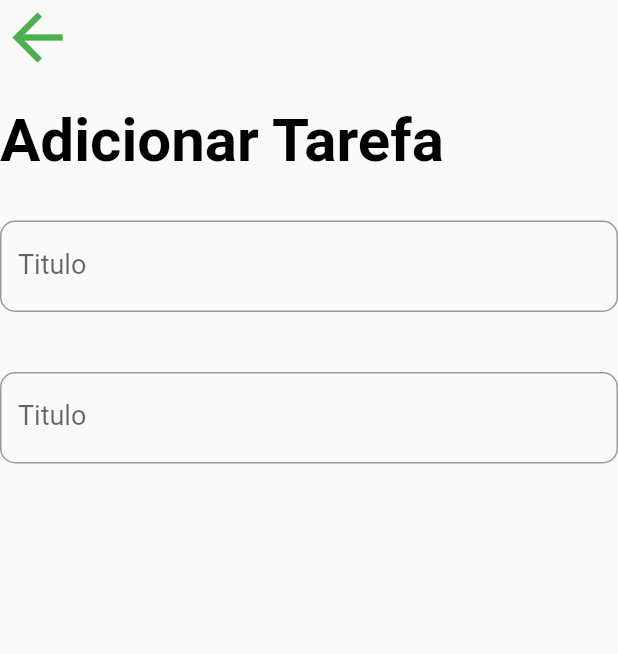
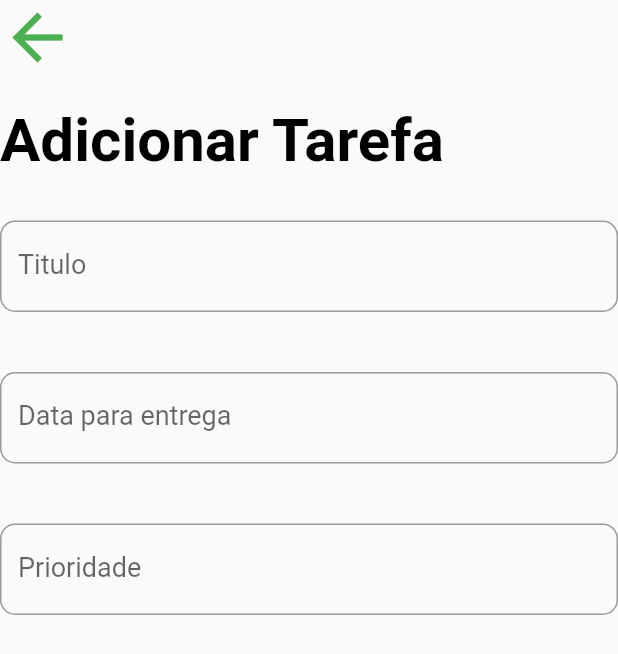
Before and after one commit to leoteixeiraa/TarefasAPP, a Flutter app: the AddTaskScreen screen opened directly, on a phone screen of 412 x 824 dp. Shown: the top 654 px of the screen. Run offline on Flutter 3.47's test engine with Material 2 defaults, Android fonts, the phone set to English and light mode, and no system bars.

Commit message:
Input de data formato BR(pacote intl)e input de prioridade da tarefa

```diff
--- a/lib/screens/add_task_screen.dart
+++ b/lib/screens/add_task_screen.dart
@@ -1,4 +1,5 @@
 import 'package:flutter/material.dart';
+import 'package:intl/intl.dart';
 
 class AddTaskScreen extends StatefulWidget {
   @override
@@ -9,7 +10,28 @@ class _AddTaskScreenState extends State<AddTaskScreen> {
   final _formKey = GlobalKey<FormState>();
   String _title = '';
   String _priority;
-  DateTime _dat = DateTime.now();
+  DateTime _date = DateTime.now();
+  TextEditingController _dateController = TextEditingController();
+
+  final DateFormat _dateFormatter = DateFormat('dd/MM/yyyy');
+  final List<String> _priorities = [
+    'Serio Legal Fazer, Importante, Super Importante'
+  ];
+
+  _handleDatePicker() async {
+    final DateTime date = await showDatePicker(
+      context: context,
+      initialDate: _date,
+      firstDate: DateTime(2000),
+      lastDate: DateTime(2100),
+    );
+    if (date != null && date != _date) {
+      setState(() {
+        _date = date;
+      });
+      _dateController.text = _dateFormatter.format(date);
+    }
+  }
 
   @override
   Widget build(BuildContext context) {
@@ -60,16 +82,31 @@ class _AddTaskScreenState extends State<AddTaskScreen> {
                 Padding(
                   padding: EdgeInsets.symmetric(vertical: 20.0),
                   child: TextFormField(
+                    controller: _dateController,
+                    style: TextStyle(fontSize: 18.0),
+                    onTap: _handleDatePicker,
+                    decoration: InputDecoration(
+                      labelText: 'Data para entrega',
+                      labelStyle: TextStyle(fontSize: 18.0),
+                      border: OutlineInputBorder(
+                        borderRadius: BorderRadius.circular(10.0),
+                      ),
+                    ),
+                  ),
+                ),
+                Padding(
+                  padding: EdgeInsets.symmetric(vertical: 20.0),
+                  child: TextFormField(
                     style: TextStyle(fontSize: 18.0),
                     decoration: InputDecoration(
-                      labelText: 'Titulo',
+                      labelText: 'Prioridade',
                       labelStyle: TextStyle(fontSize: 18.0),
                       border: OutlineInputBorder(
                         borderRadius: BorderRadius.circular(10.0),
                       ),
                     ),
                     validator: (input) => input.trim().isEmpty
-                        ? 'Por Favor coloque um titulo para a tarefa'
+                        ? 'Por Favor selecione a prioridade desta tarefa'
                         : null,
                     onSaved: (input) => _title = input,
                     initialValue: _title,
--- a/pubspec.yaml
+++ b/pubspec.yaml
@@ -28,6 +28,8 @@ dependencies:
   # The following adds the Cupertino Icons font to your application.
   # Use with the CupertinoIcons class for iOS style icons.
   cupertino_icons: ^1.0.0
+  intl: ^0.17.0
+
 
 dev_dependencies:
   flutter_test:
```
Also changed, not shown: 1 other file.
